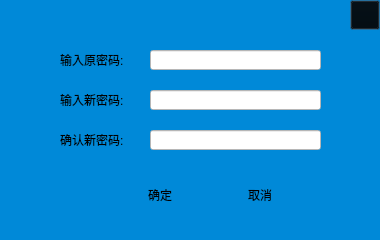
LiHanyang/-, file modifydialog.ui: the form before one commit.
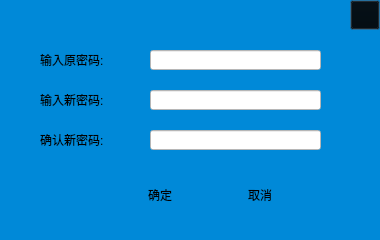
The form after the commit. Icons and pictures are not drawn.

What changed in the file:
```diff
--- a/modifydialog.ui
+++ b/modifydialog.ui
@@ -76,9 +76,9 @@
   <widget class="QLabel" name="label">
    <property name="geometry">
     <rect>
-     <x>60</x>
+     <x>40</x>
      <y>50</y>
-     <width>81</width>
+     <width>101</width>
      <height>20</height>
     </rect>
    </property>
@@ -92,9 +92,9 @@
   <widget class="QLabel" name="label_2">
    <property name="geometry">
     <rect>
-     <x>60</x>
+     <x>40</x>
      <y>90</y>
-     <width>81</width>
+     <width>101</width>
      <height>20</height>
     </rect>
    </property>
@@ -108,9 +108,9 @@
   <widget class="QLabel" name="label_3">
    <property name="geometry">
     <rect>
-     <x>60</x>
+     <x>40</x>
      <y>130</y>
-     <width>81</width>
+     <width>101</width>
      <height>20</height>
     </rect>
    </property>
```
